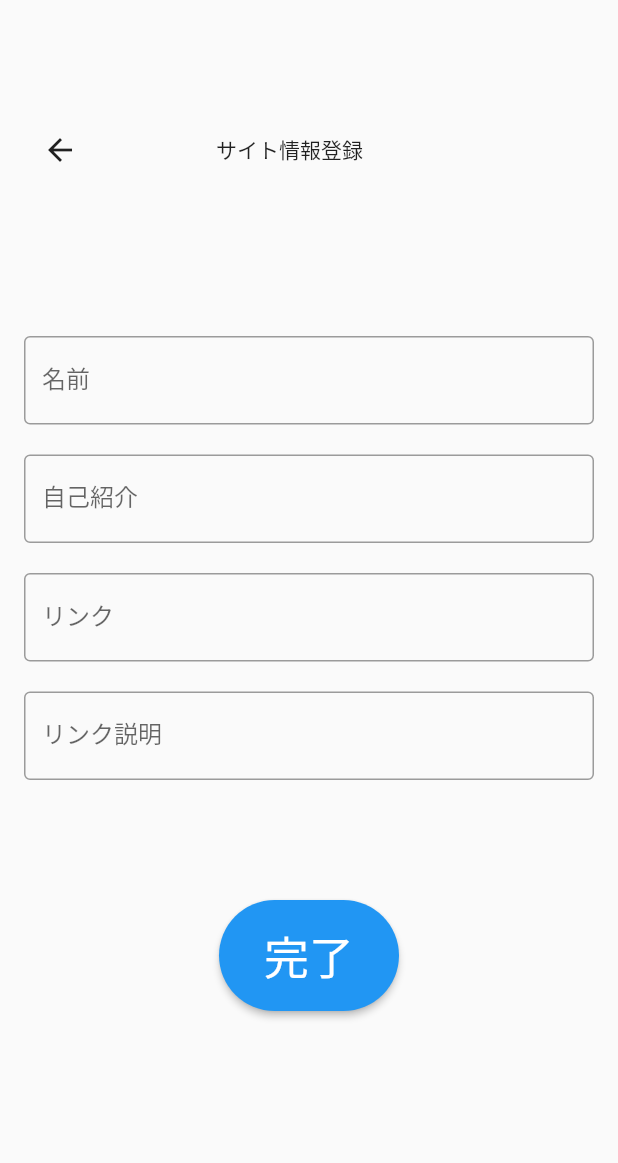
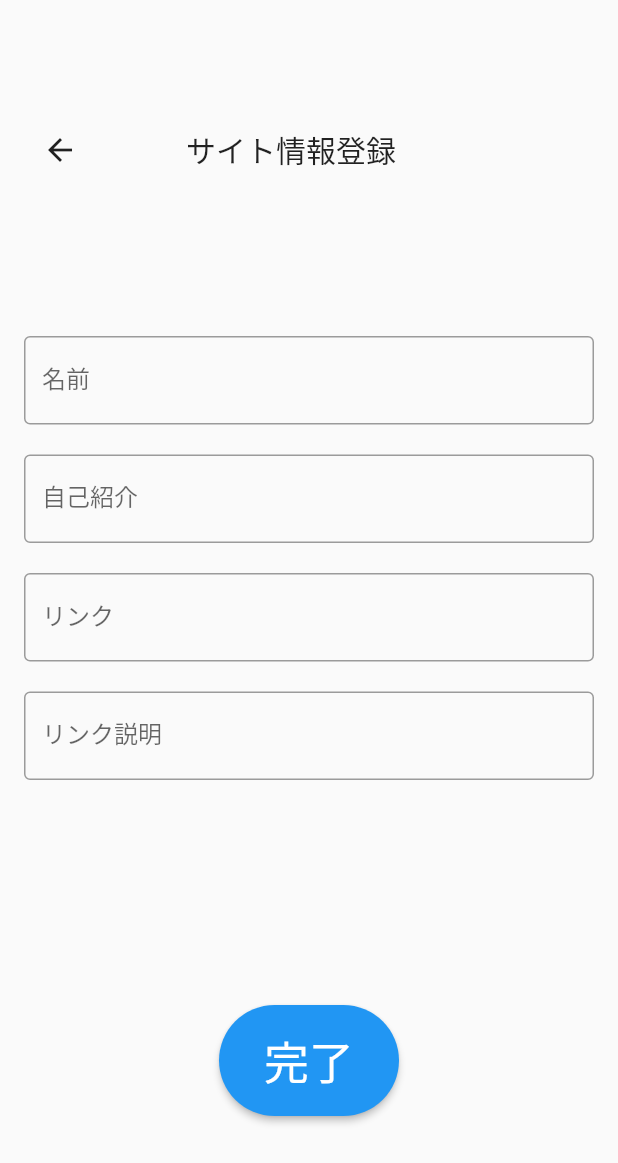
Before and after one commit to watnows/hackathon-2003-TeamE, a Flutter app: the screen it shows after launch, after a tap on "作る", on a phone screen of 412 x 824 dp. Shown: the top 1163 px of the screen. Run offline on Flutter 3.47's test engine with Material 2 defaults, Android fonts, the phone set to English and light mode, and no system bars; our stand-ins replace firebase_core, flutter_riverpod, gap, image_picker; accounts and stored records are empty.

Commit message:
ボタン等の位置の調整とプレビュー画面の実装

```diff
--- a/pigon/lib/home_page.dart
+++ b/pigon/lib/home_page.dart
@@ -29,7 +29,7 @@ class CopyButtonExample extends StatelessWidget {
         padding: const EdgeInsets.fromLTRB(16.0, 50.0, 16.0, 16.0), // 上部の余白を追加
         child: Column(
           children: [
-            const Gap(150),
+            const Gap(300),
             ElevatedButton(
               onPressed: () => _createButtonPressed(context),
               style: ElevatedButton.styleFrom(
--- a/pigon/lib/input_information.dart
+++ b/pigon/lib/input_information.dart
@@ -11,10 +11,6 @@ class UserInformation {
   String link = '';
   String linkDescription = '';
 }
-
-
-
-
 
 final _nameController =TextEditingController();
 final _introductionController =TextEditingController();
@@ -42,8 +38,13 @@ class InputFormScreen extends ConsumerWidget {
                     icon: const Icon(Icons.arrow_back),
                     onPressed: () => Navigator.pop(context),
                   ),
-                  const SizedBox(width: 80),
-                  const Text('サイト情報登録'),
+                  const SizedBox(width: 60),
+                  const Text(
+                    'サイト情報登録',
+                    style: TextStyle(
+                    fontSize: 20,
+                    ),
+                  )
                 ],
               ),
               const SizedBox(height: 100),
@@ -78,7 +79,7 @@ class InputFormScreen extends ConsumerWidget {
                 ),
                 controller:_linkDescriptionController
               ),
-              const Gap(80),
+              const Gap(150),
               ElevatedButton(
                 onPressed: () {
                   final userInformation = {
@@ -95,14 +96,6 @@ class InputFormScreen extends ConsumerWidget {
                   );
 
                 },
-                //
-                // NoteModelクラスに、ダミーのデータを引数として渡して保存する.
-                        // ref.read(noteProvider.notifier).addNote(NotesModel(
-                        //     id: randomId,
-                        //     body: bodyController.text,
-                        //     createdAt: createdAt));
-
-
                 style: ElevatedButton.styleFrom(
                   shape: const StadiumBorder(),
                   padding: const EdgeInsets.symmetric(horizontal: 30, vertical: 15),
--- a/pigon/lib/main.dart
+++ b/pigon/lib/main.dart
@@ -1,10 +1,11 @@
+import 'package:firebase_core/firebase_core.dart';
 import 'package:flutter/material.dart';
 import 'package:flutter_riverpod/flutter_riverpod.dart';
+import 'package:pigon/firebase_options.dart';
 import 'home_page.dart';
 
 
-
-final userInformationProvider = StateNotifierProvider<UserInformation,dynamic>((ref){
+final userInformationProvider = StateNotifierProvider.autoDispose<UserInformation,dynamic>((ref) {
   return UserInformation(ref);
 }
 );
@@ -18,9 +19,11 @@ class UserInformation extends StateNotifier<Map> {
   }
 }
 
-
-
-void main() {
+void main() async{
+  WidgetsFlutterBinding.ensureInitialized();
+  await Firebase.initializeApp(
+    options:DefaultFirebaseOptions.currentPlatform,
+  );
   runApp(const ProviderScope(child: MyApp()));
 }
 
--- a/pigon/pubspec.yaml
+++ b/pigon/pubspec.yaml
@@ -3,6 +3,8 @@ description: A new Flutter project.
 # The following line prevents the package from being accidentally published to
 # pub.dev using `flutter pub publish`. This is preferred for private packages.
 publish_to: 'none'
+
+version : 1.0.0+1
 
 environment:
   sdk: '>=3.0.3 <4.0.0'
@@ -18,7 +20,7 @@ dependencies:
   riverpod: ^2.4.0
   provider: ^6.0.5
   firebase_core: ^2.15.1
-  cloud_firestore: ^4.9.1
+  cloud_firestore: ^4.7.0
 
 dev_dependencies:
   flutter_test:
```
Also changed, not shown: pigon/lib/preview_page.dart (added, +79 -0 lines), pigon/lib/select_image.dart (+10 -9 lines), pigon/pubspec.lock, pupigon/pubspec.lock, 1 other file.
